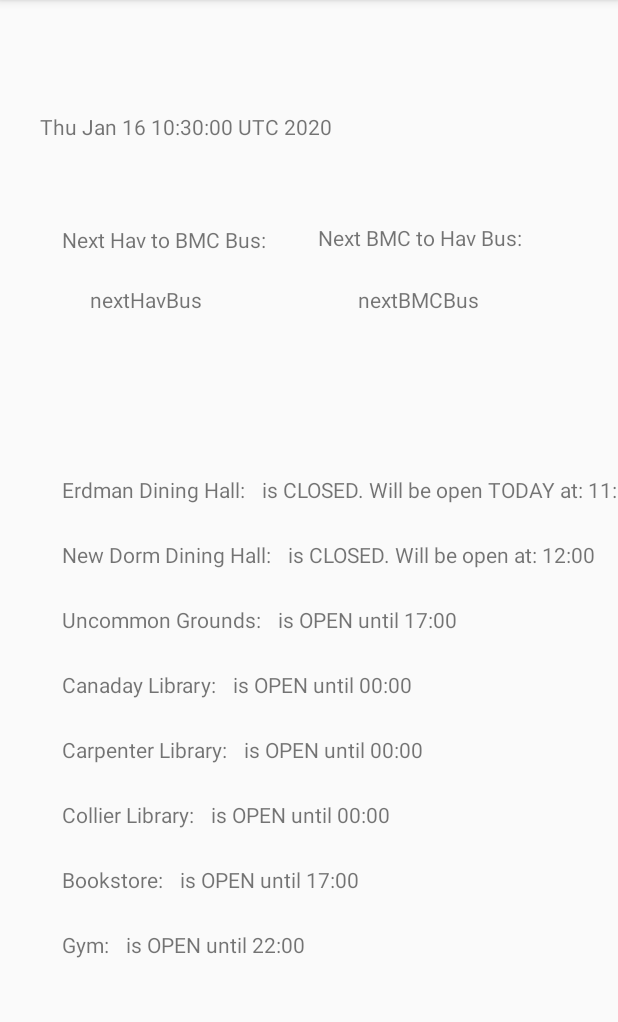
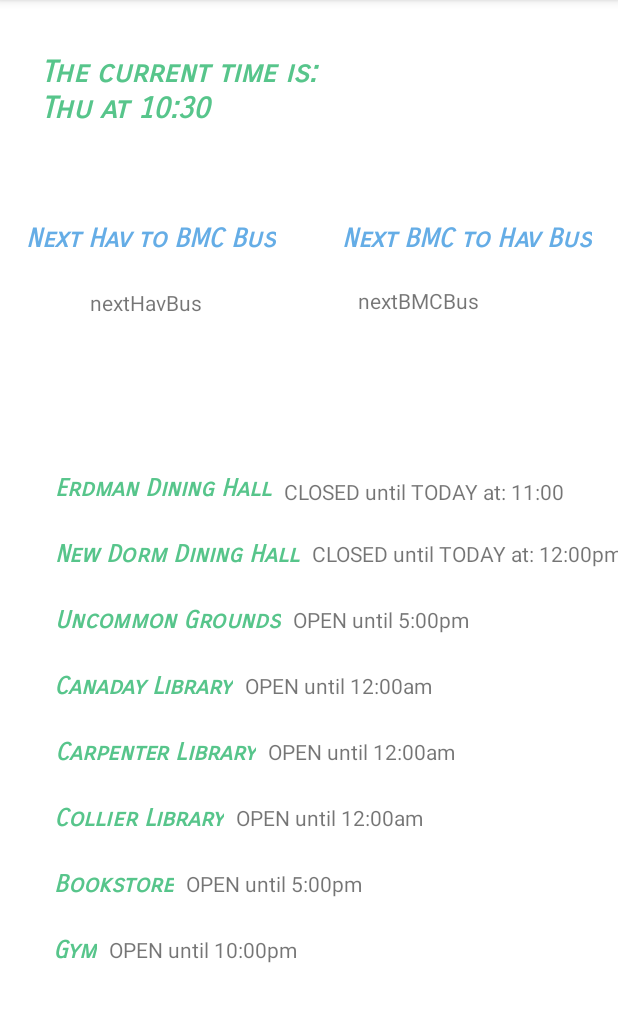
Before and after one commit to pmoriarty98/BrynMawrRightNow, an Android app: the screen it shows after launch (MainActivity), on a phone screen of 412 x 824 dp, the part 84-1106 px from its top. Run offline under Robolectric (Android 15) with nearby library versions, the phone set to English and light mode, and no system bars.

Commit message:
style changes

```diff
--- a/app/src/main/java/com/example/brynmawrrightnow/MainActivity.java
+++ b/app/src/main/java/com/example/brynmawrrightnow/MainActivity.java
@@ -50,7 +50,12 @@ public class MainActivity extends AppCompatActivity {
         TextView displayTimeNow = (TextView) findViewById(R.id.currentTime);
         Date date = java.util.Calendar.getInstance().getTime();
         String timeText = "" + date;
-        displayTimeNow.setText(timeText);
+        String[] datePieces = timeText.split("\\s",0);
+        // take the first five characters and regularize
+        String simplifiedTime = toRegularTime(datePieces[3].substring(0,5));
+        System.out.println("simplifiedTime: " + simplifiedTime);
+        String compiledDate = "The current time is: \n" + datePieces[0] + " at " + simplifiedTime;
+        displayTimeNow.setText(compiledDate);
         changeTimeText(null);
     }
 
@@ -78,7 +83,7 @@ public class MainActivity extends AppCompatActivity {
                         String subs = thisTime.substring(0,thisTime.indexOf(":"));
                         int hour = Integer.parseInt(subs);
                         // check if the last two characters are "pm" AND it's not "12pm"
-                        String ampm = thisTime.substring(thisTime.length()-2, thisTime.length());
+                        String ampm = thisTime.substring(thisTime.length()-2);
                         if(ampm.compareTo(PM)==0 && hour != twelve){
                             hour += twelve; // if so, add 12 to value
                         } else if (ampm.compareTo(AM) == 0 && hour == twelve){
@@ -122,13 +127,13 @@ public class MainActivity extends AppCompatActivity {
             if(timeOfDay.compareTo(thisDayTimes.get(i)) >= 0 &&
                     (timeOfDay.compareTo(thisDayTimes.get(i+1)) < 0
                             || thisDayTimes.get(i+1).compareTo(midnight) == 0)){
-                view.setText(" is OPEN until " + thisDayTimes.get(i+1));
+                view.setText("OPEN until " + toRegularTime(thisDayTimes.get(i+1)));
                 return;
             }
         }
         //if not open, on the current day, find the next open time
         if(timeOfDay.compareTo(thisDayTimes.get(0)) < 0){
-            view.setText(" is CLOSED. Will be open at: " + thisDayTimes.get(0));
+            view.setText("CLOSED until TODAY at: " + toRegularTime(thisDayTimes.get(0)));
             return;
         }
         for(int i=1; i<thisDayTimes.size(); i = i+2){
@@ -136,15 +141,45 @@ public class MainActivity extends AppCompatActivity {
                 if (timeOfDay.compareTo(thisDayTimes.get(i)) >= 0 &&
                         (timeOfDay.compareTo(thisDayTimes.get(i + 1)) < 0
                                 || thisDayTimes.get(i + 1).compareTo(midnight) == 0)) {
-                    view.setText(" is CLOSED. Will be open TODAY at: " + thisDayTimes.get(i + 1));
+                    view.setText("CLOSED until TODAY at: " + toRegularTime(thisDayTimes.get(i + 1)));
                     return;
                 }
             }
         }
         // if not open, and the next opening is on the next day
         ArrayList<String> nextDayTimes = schedule.get(day+1);
-        view.setText(" is CLOSED. Will be open TOMORROW at: " + nextDayTimes.get(0));
+        view.setText("CLOSED until TOMORROW at: " + toRegularTime(nextDayTimes.get(0)));
         return;
+    }
+
+    // parses a string in nextDayTimes into regular time
+    private String toRegularTime (String twentyfourTime){
+        String hourString = "";
+        // "17:00"
+        // if the string starts with a 0, remove it
+        if(twentyfourTime.charAt(0) == '0'){
+            twentyfourTime = twentyfourTime.substring(1);
+        }
+        // take first characters until ":", convert into integer
+        String subs = twentyfourTime.substring(0,twentyfourTime.indexOf(":"));
+        int hour = Integer.parseInt(subs);
+        // if that int > 12, convert
+        if(hour > twelve){
+            hour = hour-twelve; // subtract 12 from int
+            // add "pm" to end of
+            hourString = "" + hour + twentyfourTime.substring(twentyfourTime.indexOf(":")) + "pm";
+        } else if (hour == twelve){ // for noon
+            // add "pm" to end of
+            hourString = "" + hour + twentyfourTime.substring(twentyfourTime.indexOf(":")) + "pm";
+        } else {
+            // else add "am" to end of
+            hourString = "" + hour + twentyfourTime.substring(twentyfourTime.indexOf(":"));
+        }
+        if(hourString.charAt(0) == '0'){ // if midnight
+            hourString = "12" + hourString.substring(1) + "am";
+        }
+        System.out.println("hourString: " + hourString);
+        return hourString;
     }
 
     // view.getText().toString()+
--- a/app/src/main/res/layout/activity_main.xml
+++ b/app/src/main/res/layout/activity_main.xml
@@ -4,6 +4,7 @@
     xmlns:tools="http://schemas.android.com/tools"
     android:layout_width="match_parent"
     android:layout_height="match_parent"
+    android:background="#FFFFFF"
     tools:context=".MainActivity">
 
     <TextView
@@ -11,21 +12,30 @@
         android:layout_width="wrap_content"
         android:layout_height="wrap_content"
         android:text="@string/currentTime"
+        android:textAllCaps="false"
+        android:textColor="#57C58B"
+        android:textSize="20sp"
+        android:textStyle="bold|italic"
+        app:fontFamily="sans-serif-smallcaps"
         app:layout_constraintBottom_toBottomOf="parent"
         app:layout_constraintHorizontal_bias="0.123"
         app:layout_constraintLeft_toLeftOf="parent"
         app:layout_constraintRight_toRightOf="parent"
         app:layout_constraintTop_toTopOf="parent"
-        app:layout_constraintVertical_bias="0.100000024" />
+        app:layout_constraintVertical_bias="0.050000012" />
 
     <TextView
         android:id="@+id/BMCtoHAV"
         android:layout_width="wrap_content"
         android:layout_height="wrap_content"
         android:text="@string/BMCtoHAV"
+        android:textColor="#65ADE6"
+        android:textSize="17sp"
+        android:textStyle="bold|italic"
+        app:fontFamily="sans-serif-smallcaps"
         app:layout_constraintBottom_toBottomOf="parent"
         app:layout_constraintEnd_toEndOf="parent"
-        app:layout_constraintHorizontal_bias="0.769"
+        app:layout_constraintHorizontal_bias="0.93"
         app:layout_constraintStart_toStartOf="parent"
         app:layout_constraintTop_toTopOf="parent"
         app:layout_constraintVertical_bias="0.199" />
@@ -35,12 +45,16 @@
         android:layout_width="wrap_content"
         android:layout_height="wrap_content"
         android:text="@string/HAVtoBMC"
+        android:textColor="#65ADE6"
+        android:textSize="17sp"
+        android:textStyle="bold|italic"
+        app:fontFamily="sans-serif-smallcaps"
         app:layout_constraintBottom_toBottomOf="parent"
         app:layout_constraintEnd_toEndOf="parent"
-        app:layout_constraintHorizontal_bias="0.15"
+        app:layout_constraintHorizontal_bias="0.07"
         app:layout_constraintStart_toStartOf="parent"
         app:layout_constraintTop_toTopOf="parent"
-        app:layout_constraintVertical_bias="0.19999999" />
+        app:layout_constraintVertical_bias="0.199" />
 
     <TextView
         android:id="@+id/nextHavBus"
@@ -73,12 +87,16 @@
         android:layout_width="wrap_content"
         android:layout_height="wrap_content"
         android:text="@string/erdman"
+        android:textColor="#57C58B"
+        android:textSize="16sp"
+        android:textStyle="bold|italic"
+        app:fontFamily="sans-serif-smallcaps"
         app:layout_constraintBottom_toBottomOf="parent"
         app:layout_constraintEnd_toEndOf="parent"
-        app:layout_constraintHorizontal_bias="0.142"
+        app:layout_constraintHorizontal_bias="0.136"
         app:layout_constraintStart_toStartOf="parent"
         app:layout_constraintTop_toBottomOf="@+id/nextHavBus"
-        app:layout_constraintVertical_bias="0.199" />
+        app:layout_constraintVertical_bias="0.194" />
 
     <TextView
         android:id="@+id/newdorm"
@@ -86,8 +104,12 @@
         android:layout_height="wrap_content"
         android:layout_marginTop="24dp"
         android:text="@string/newdorm"
+        android:textColor="#57C58B"
+        android:textSize="16sp"
+        android:textStyle="bold|italic"
+        app:fontFamily="sans-serif-smallcaps"
         app:layout_constraintEnd_toEndOf="parent"
-        app:layout_constraintHorizontal_bias="0.151"
+        app:layout_constraintHorizontal_bias="0.147"
         app:layout_constraintStart_toStartOf="parent"
         app:layout_constraintTop_toBottomOf="@+id/erdman" />
 
@@ -97,8 +119,12 @@
         android:layout_height="wrap_content"
         android:layout_marginTop="24dp"
         android:text="@string/uncommon"
+        android:textColor="#57C58B"
+        android:textSize="16sp"
+        android:textStyle="bold|italic"
+        app:fontFamily="sans-serif-smallcaps"
         app:layout_constraintEnd_toEndOf="parent"
-        app:layout_constraintHorizontal_bias="0.148"
+        app:layout_constraintHorizontal_bias="0.14"
         app:layout_constraintStart_toStartOf="parent"
         app:layout_constraintTop_toBottomOf="@+id/newdorm" />
 
@@ -108,8 +134,12 @@
         android:layout_height="wrap_content"
         android:layout_marginTop="24dp"
         android:text="@string/carpenter"
+        android:textColor="#57C58B"
+        android:textSize="16sp"
+        android:textStyle="bold|italic"
+        app:fontFamily="sans-serif-smallcaps"
         app:layout_constraintEnd_toEndOf="parent"
-        app:layout_constraintHorizontal_bias="0.137"
+        app:layout_constraintHorizontal_bias="0.131"
         app:layout_constraintStart_toStartOf="parent"
         app:layout_constraintTop_toBottomOf="@+id/canaday" />
 
@@ -119,8 +149,12 @@
         android:layout_height="wrap_content"
         android:layout_marginTop="24dp"
         android:text="@string/canaday"
+        android:textColor="#57C58B"
+        android:textSize="16sp"
+        android:textStyle="bold|italic"
+        app:fontFamily="sans-serif-smallcaps"
         app:layout_constraintEnd_toEndOf="parent"
-        app:layout_constraintHorizontal_bias="0.133"
+        app:layout_constraintHorizontal_bias="0.124"
         app:layout_constraintStart_toStartOf="parent"
         app:layout_constraintTop_toBottomOf="@+id/uncommon" />
 
@@ -130,8 +164,12 @@
         android:layout_height="wrap_content"
         android:layout_marginTop="24dp"
         android:text="@string/collier"
+        android:textColor="#57C58B"
+        android:textSize="16sp"
+        android:textStyle="bold|italic"
+        app:fontFamily="sans-serif-smallcaps"
         app:layout_constraintEnd_toEndOf="parent"
-        app:layout_constraintHorizontal_bias="0.127"
+        app:layout_constraintHorizontal_bias="0.121"
         app:layout_constraintStart_toStartOf="parent"
         app:layout_constraintTop_toBottomOf="@+id/carpenter" />
 
@@ -141,8 +179,12 @@
         android:layout_height="wrap_content"
         android:layout_marginTop="24dp"
         android:text="@string/bookstore"
+        android:textColor="#57C58B"
+        android:textSize="16sp"
+        android:textStyle="bold|italic"
+        app:fontFamily="sans-serif-smallcaps"
         app:layout_constraintEnd_toEndOf="parent"
-        app:layout_constraintHorizontal_bias="0.119"
+        app:layout_constraintHorizontal_bias="0.108"
         app:layout_constraintStart_toStartOf="parent"
         app:layout_constraintTop_toBottomOf="@+id/collier" />
 
@@ -152,8 +194,12 @@
         android:layout_height="wrap_content"
         android:layout_marginTop="24dp"
         android:text="@string/gym"
+        android:textColor="#57C58B"
+        android:textSize="16sp"
+        android:textStyle="bold|italic"
+        app:fontFamily="sans-serif-smallcaps"
         app:layout_constraintEnd_toEndOf="parent"
-        app:layout_constraintHorizontal_bias="0.108"
+        app:layout_constraintHorizontal_bias="0.092"
         app:layout_constraintStart_toStartOf="parent"
         app:layout_constraintTop_toBottomOf="@+id/bookstore" />
 
@@ -231,7 +277,7 @@
         android:layout_marginStart="8dp"
         android:layout_marginLeft="8dp"
         android:layout_marginTop="24dp"
-        android:text="@string/TIME"
+        android:text="TextView"
         app:layout_constraintStart_toEndOf="@+id/bookstore"
         app:layout_constraintTop_toBottomOf="@+id/collier" />
 
@@ -242,7 +288,7 @@
         android:layout_marginStart="8dp"
         android:layout_marginLeft="8dp"
         android:layout_marginTop="24dp"
-        android:text="@string/TIME"
+        android:text="TextView"
         app:layout_constraintStart_toEndOf="@+id/gym"
         app:layout_constraintTop_toBottomOf="@+id/bookstore" />
 
--- a/app/src/main/res/values/strings.xml
+++ b/app/src/main/res/values/strings.xml
@@ -1,17 +1,17 @@
 <resources>
     <string name="app_name">BrynMawrRightNow</string>
     <string name="currentTime">currentTime</string>
-    <string name="BMCtoHAV">Next BMC to Hav Bus: </string>
-    <string name="HAVtoBMC">Next Hav to BMC Bus: </string>
+    <string name="BMCtoHAV">Next BMC to Hav Bus </string>
+    <string name="HAVtoBMC">Next Hav to BMC Bus </string>
     <string name="nextHAVbus">nextHavBus</string>
     <string name="nextBMCbus">nextBMCBus</string>
-    <string name="erdman">Erdman Dining Hall: </string>
-    <string name="newdorm">New Dorm Dining Hall: </string>
-    <string name="uncommon">Uncommon Grounds: </string>
-    <string name="carpenter">Carpenter Library: </string>
-    <string name="canaday">Canaday Library: </string>
-    <string name="collier">Collier Library: </string>
-    <string name="bookstore">Bookstore: </string>
-    <string name="gym">Gym: </string>
+    <string name="erdman">Erdman Dining Hall </string>
+    <string name="newdorm">New Dorm Dining Hall </string>
+    <string name="uncommon">Uncommon Grounds </string>
+    <string name="carpenter">Carpenter Library </string>
+    <string name="canaday">Canaday Library </string>
+    <string name="collier">Collier Library </string>
+    <string name="bookstore">Bookstore </string>
+    <string name="gym">Gym </string>
     <string name="TIME">TIME_GOES_HERE </string>
 </resources>
```
